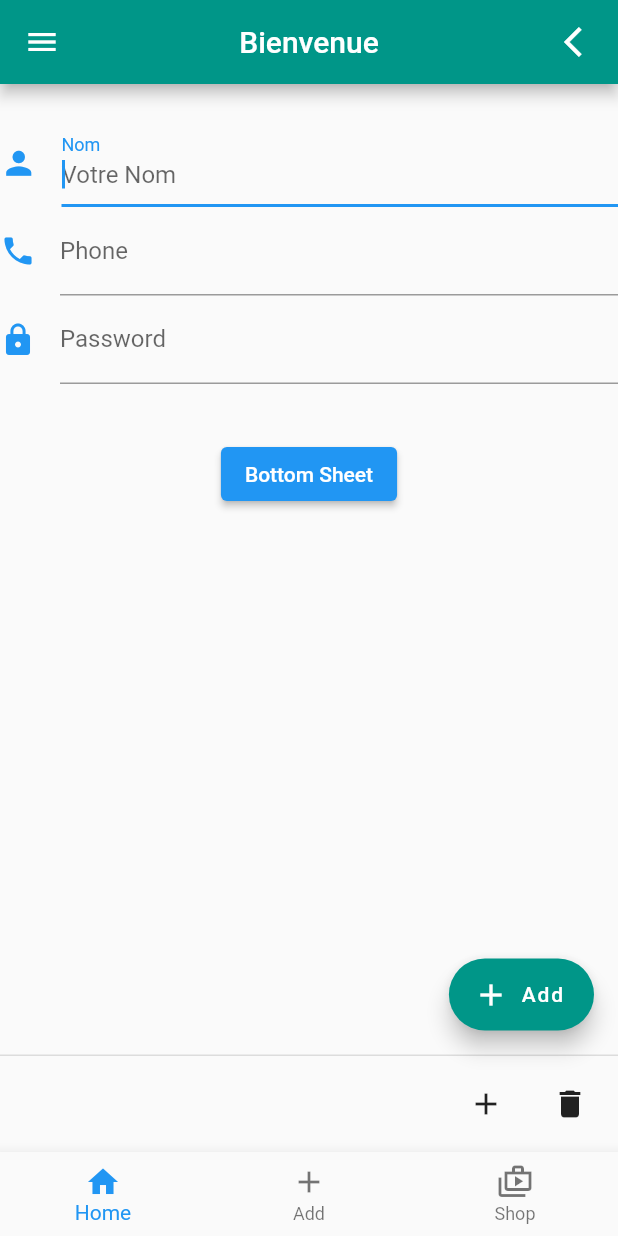
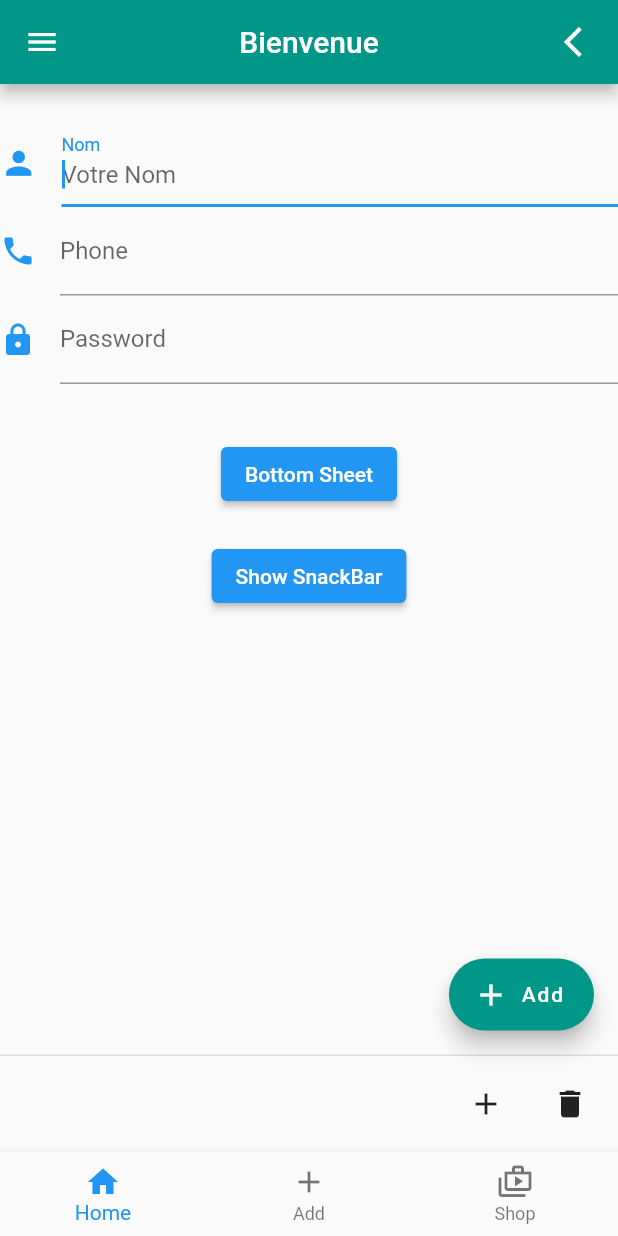
Before and after one commit to fanetech/second_app, a Flutter app: the screen it shows after launch, on a phone screen of 412 x 824 dp. Run offline on Flutter 3.47's test engine with Material 2 defaults, Android fonts, the phone set to English and light mode, and no system bars.

Commit message:
snackbar and alert Dialog

```diff
--- a/lib/main.dart
+++ b/lib/main.dart
@@ -3,6 +3,7 @@ import 'package:second_app/widgets/appBarBtn.dart';
 import 'package:second_app/widgets/btnChecked.dart';
 import 'package:second_app/widgets/btnRadio.dart';
 import 'package:second_app/widgets/btnSlide.dart';
+import 'package:second_app/widgets/btnSnackBar.dart';
 import 'package:second_app/widgets/btnSwitch.dart';
 import 'package:second_app/widgets/inputText.dart';
 import 'package:second_app/widgets/sheetBtn.dart';
@@ -34,6 +35,7 @@ class _soirState extends State<soir> {
   String value2 = '';
   var info = 'Bienvenue';
   bool goBack = false;
+  final GlobalKey<ScaffoldState> _sb = GlobalKey<ScaffoldState>();
 
   void handleGoback() {
     setState(() {
@@ -43,9 +45,14 @@ class _soirState extends State<soir> {
 
   void persistantBtnAction(String a) => setState(() => value2 = a);
 
+  // void _snackbar() {
+  //   _sb.currentState.showSnackBar( scnackBar)
+  // }
+
   @override
   Widget build(BuildContext context) {
     return Scaffold(
+      key: _sb,
       appBar: AppBar(
         title: Text(info),
         backgroundColor: Colors.teal,
@@ -106,6 +113,8 @@ class _soirState extends State<soir> {
           const Padding(padding: EdgeInsets.only(top: 20)),
           Text('$value2'),
           const SheetBtn(),
+          const Padding(padding: EdgeInsets.only(top: 20)),
+          const BtnSnackBar(),
         ],
       ),
       bottomNavigationBar: const AppBarBtn(),
--- /dev/null
+++ b/lib/widgets/btnSnackBar.dart
@@ -0,0 +1,35 @@
+import 'package:flutter/material.dart';
+
+class BtnSnackBar extends StatefulWidget {
+  const BtnSnackBar({super.key});
+
+  @override
+  State<BtnSnackBar> createState() => _BtnSnackBarState();
+}
+
+class _BtnSnackBarState extends State<BtnSnackBar> {
+  @override
+  Widget build(BuildContext context) {
+    return Center(
+      child: ElevatedButton(
+        onPressed: () {
+          final snackBar = SnackBar(
+            content: const Text('Yay! A SnackBar!'),
+            action: SnackBarAction(
+              label: 'Undo',
+              onPressed: () {
+                print("Undo");
+                // Some code to undo the change.
+              },
+            ),
+          );
+
+          // Find the ScaffoldMessenger in the widget tree
+          // and use it to show a SnackBar.
+          ScaffoldMessenger.of(context).showSnackBar(snackBar);
+        },
+        child: const Text('Show SnackBar'),
+      ),
+    );
+  }
+}
```
Also changed, not shown: lib/widgets/appBarBtn.dart (+35 -0 lines).
